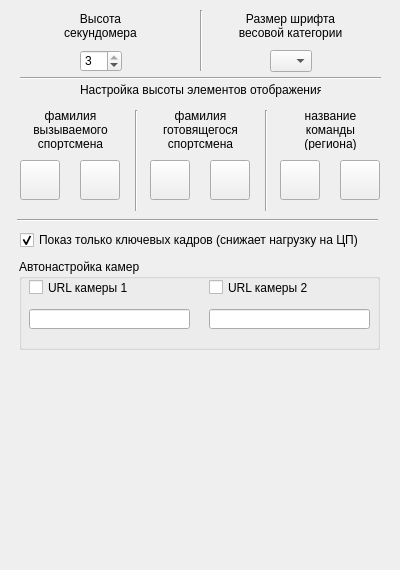
First picture: the form in FormView.ui, repository zak2791/Tabloh2H, before the edit.
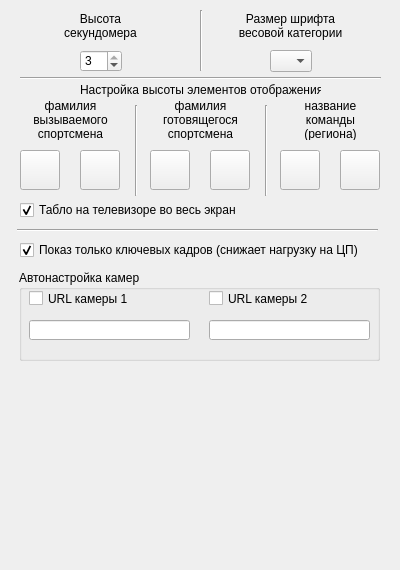
Second picture: the form after the edit. Icons and pictures are not drawn.

The edit to the form file:
```diff
--- a/FormView.ui
+++ b/FormView.ui
@@ -94,9 +94,9 @@
    <property name="geometry">
     <rect>
      <x>126</x>
-     <y>110</y>
+     <y>105</y>
      <width>20</width>
-     <height>101</height>
+     <height>91</height>
     </rect>
    </property>
    <property name="orientation">
@@ -107,7 +107,7 @@
    <property name="geometry">
     <rect>
      <x>30</x>
-     <y>110</y>
+     <y>100</y>
      <width>81</width>
      <height>40</height>
     </rect>
@@ -125,7 +125,7 @@
    <property name="geometry">
     <rect>
      <x>300</x>
-     <y>110</y>
+     <y>100</y>
      <width>61</width>
      <height>40</height>
     </rect>
@@ -143,7 +143,7 @@
    <property name="geometry">
     <rect>
      <x>17</x>
-     <y>210</y>
+     <y>220</y>
      <width>361</width>
      <height>20</height>
     </rect>
@@ -156,7 +156,7 @@
    <property name="geometry">
     <rect>
      <x>20</x>
-     <y>160</y>
+     <y>150</y>
      <width>40</width>
      <height>40</height>
     </rect>
@@ -173,7 +173,7 @@
    <property name="geometry">
     <rect>
      <x>80</x>
-     <y>160</y>
+     <y>150</y>
      <width>40</width>
      <height>40</height>
     </rect>
@@ -190,7 +190,7 @@
    <property name="geometry">
     <rect>
      <x>280</x>
-     <y>160</y>
+     <y>150</y>
      <width>40</width>
      <height>40</height>
     </rect>
@@ -207,7 +207,7 @@
    <property name="geometry">
     <rect>
      <x>340</x>
-     <y>160</y>
+     <y>150</y>
      <width>40</width>
      <height>40</height>
     </rect>
@@ -224,7 +224,7 @@
    <property name="geometry">
     <rect>
      <x>26</x>
-     <y>370</y>
+     <y>380</y>
      <width>351</width>
      <height>176</height>
     </rect>
@@ -237,7 +237,7 @@
    <property name="geometry">
     <rect>
      <x>20</x>
-     <y>230</y>
+     <y>240</y>
      <width>361</width>
      <height>20</height>
     </rect>
@@ -253,7 +253,7 @@
    <property name="geometry">
     <rect>
      <x>19</x>
-     <y>259</y>
+     <y>270</y>
      <width>361</width>
      <height>91</height>
     </rect>
@@ -312,9 +312,9 @@
    <property name="geometry">
     <rect>
      <x>256</x>
-     <y>110</y>
+     <y>105</y>
      <width>20</width>
-     <height>101</height>
+     <height>91</height>
     </rect>
    </property>
    <property name="orientation">
@@ -325,7 +325,7 @@
    <property name="geometry">
     <rect>
      <x>150</x>
-     <y>160</y>
+     <y>150</y>
      <width>40</width>
      <height>40</height>
     </rect>
@@ -342,7 +342,7 @@
    <property name="geometry">
     <rect>
      <x>210</x>
-     <y>160</y>
+     <y>150</y>
      <width>40</width>
      <height>40</height>
     </rect>
@@ -359,7 +359,7 @@
    <property name="geometry">
     <rect>
      <x>160</x>
-     <y>110</y>
+     <y>100</y>
      <width>81</width>
      <height>40</height>
     </rect>
@@ -429,6 +429,22 @@
     <enum>Qt::Vertical</enum>
    </property>
   </widget>
+  <widget class="QCheckBox" name="cbFullScreen">
+   <property name="geometry">
+    <rect>
+     <x>20</x>
+     <y>200</y>
+     <width>361</width>
+     <height>20</height>
+    </rect>
+   </property>
+   <property name="text">
+    <string>Табло на телевизоре во весь экран</string>
+   </property>
+   <property name="checked">
+    <bool>true</bool>
+   </property>
+  </widget>
  </widget>
  <resources>
   <include location="res.qrc"/>
```
